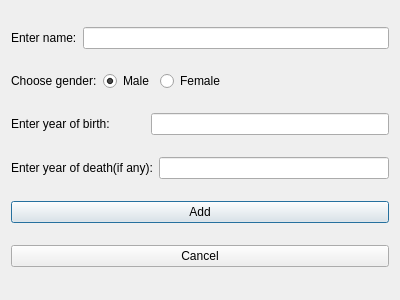
The window that vika3/dialogues/addscientist.ui (editomars/VLN1_h22) describes before a commit, drawn with Qt 5.
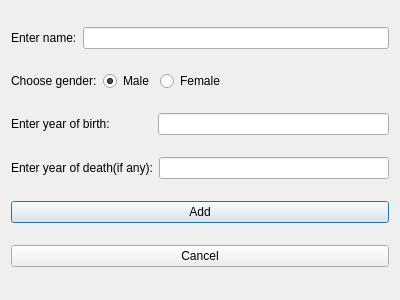
The same window after the commit.

What changed in the file:
```diff
--- a/vika3/dialogues/addscientist.ui
+++ b/vika3/dialogues/addscientist.ui
@@ -91,7 +91,7 @@
        </property>
        <property name="sizeHint" stdset="0">
         <size>
-         <width>35</width>
+         <width>42</width>
          <height>20</height>
         </size>
        </property>
```
